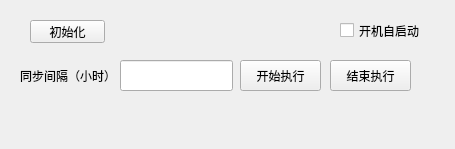
This is PyQt/Projects/AutoCloudSync/Forms/MyMainWindow.ui in zhouzhoujack/CS-Learning as Qt 5 draws it before an edit. The edited form follows.
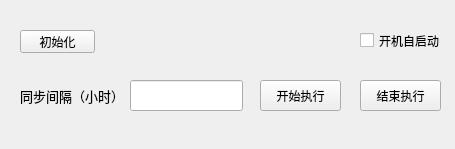
This is the edited form.

Diff of the .ui file:
```diff
--- a/PyQt/Projects/AutoCloudSync/Forms/MyMainWindow.ui
+++ b/PyQt/Projects/AutoCloudSync/Forms/MyMainWindow.ui
@@ -17,8 +17,8 @@
    <widget class="QPushButton" name="pushButton">
     <property name="geometry">
      <rect>
-      <x>240</x>
-      <y>60</y>
+      <x>260</x>
+      <y>80</y>
       <width>81</width>
       <height>31</height>
      </rect>
@@ -30,8 +30,8 @@
    <widget class="QLineEdit" name="lineEdit">
     <property name="geometry">
      <rect>
-      <x>120</x>
-      <y>60</y>
+      <x>130</x>
+      <y>80</y>
       <width>113</width>
       <height>31</height>
      </rect>
@@ -41,11 +41,17 @@
     <property name="geometry">
      <rect>
       <x>20</x>
-      <y>60</y>
+      <y>80</y>
       <width>101</width>
       <height>31</height>
      </rect>
     </property>
+    <property name="font">
+     <font>
+      <family>Agency FB</family>
+      <pointsize>10</pointsize>
+     </font>
+    </property>
     <property name="text">
      <string>同步间隔（小时）</string>
     </property>
@@ -53,8 +59,8 @@
    <widget class="QCheckBox" name="checkBox">
     <property name="geometry">
      <rect>
-      <x>340</x>
-      <y>20</y>
+      <x>360</x>
+      <y>30</y>
       <width>111</width>
       <height>21</height>
      </rect>
@@ -66,8 +72,8 @@
    <widget class="QPushButton" name="pushButton_2">
     <property name="geometry">
      <rect>
-      <x>330</x>
-      <y>60</y>
+      <x>360</x>
+      <y>80</y>
       <width>81</width>
       <height>31</height>
      </rect>
@@ -79,8 +85,8 @@
    <widget class="QPushButton" name="pushButton_3">
     <property name="geometry">
      <rect>
-      <x>30</x>
-      <y>20</y>
+      <x>20</x>
+      <y>30</y>
       <width>75</width>
       <height>23</height>
      </rect>
```
